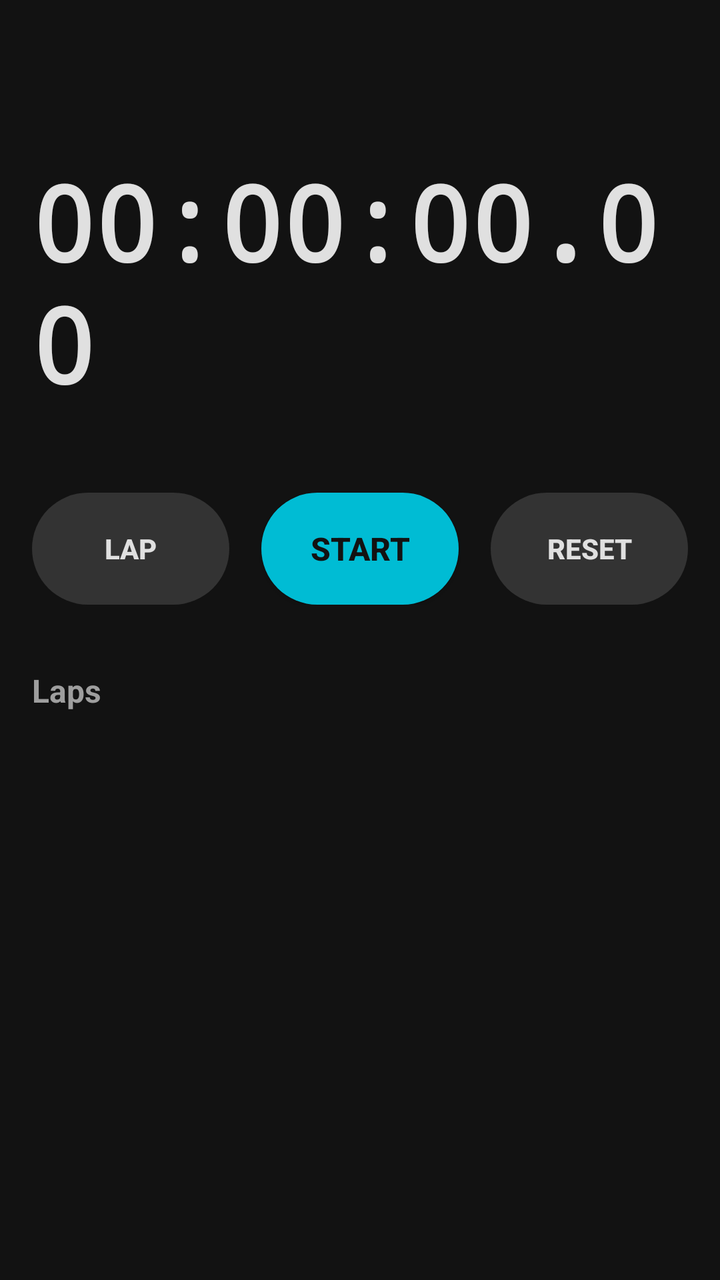
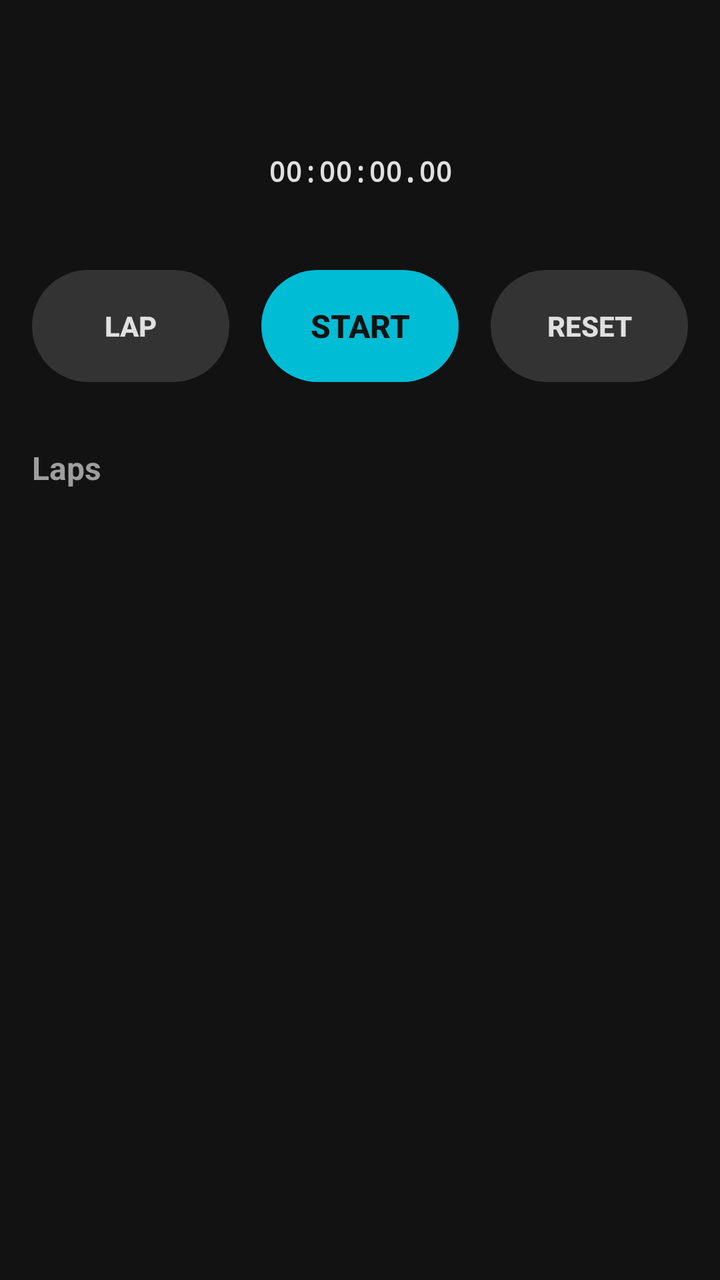

Compare the two renders of this Android layout. The source of the first and the diff that turns it into the second are given below.
<!-- AndroidManifest.xml: application theme Theme.StopWatch -->
<!-- res/layout/fragment_stopwatch.xml -->
<?xml version="1.0" encoding="utf-8"?>
<androidx.constraintlayout.widget.ConstraintLayout xmlns:android="http://schemas.android.com/apk/res/android"
    xmlns:app="http://schemas.android.com/apk/res-auto"
    android:layout_width="match_parent"
    android:layout_height="match_parent"
    android:background="@color/background_dark"
    android:padding="16dp">

    
    <TextView
        android:id="@+id/tv_stopwatch_time"
        android:layout_width="wrap_content"
        android:layout_height="wrap_content"
        android:layout_marginTop="60dp"
        android:fontFamily="monospace"
        android:text="00:00:00.00"
        android:textColor="@color/text_primary"
        android:textSize="52sp"
        android:textStyle="bold"
        app:layout_constraintEnd_toEndOf="parent"
        app:layout_constraintStart_toStartOf="parent"
        app:layout_constraintTop_toTopOf="parent" />

    
    <LinearLayout
        android:id="@+id/ll_buttons"
        android:layout_width="0dp"
        android:layout_height="wrap_content"
        android:layout_marginTop="40dp"
        android:gravity="center"
        android:orientation="horizontal"
        app:layout_constraintEnd_toEndOf="parent"
        app:layout_constraintStart_toStartOf="parent"
        app:layout_constraintTop_toBottomOf="@id/tv_stopwatch_time">

        <Button
            android:id="@+id/btn_lap"
            style="@style/StopWatchButton"
            android:layout_width="0dp"
            android:layout_height="56dp"
            android:layout_marginEnd="8dp"
            android:layout_weight="1"
            android:enabled="false"
            android:text="Lap" />

        <Button
            android:id="@+id/btn_start"
            style="@style/StopWatchButtonPrimary"
            android:layout_width="0dp"
            android:layout_height="56dp"
            android:layout_marginStart="8dp"
            android:layout_marginEnd="8dp"
            android:layout_weight="1"
            android:text="Start" />

        <Button
            android:id="@+id/btn_reset"
            style="@style/StopWatchButton"
            android:layout_width="0dp"
            android:layout_height="56dp"
            android:layout_marginStart="8dp"
            android:layout_weight="1"
            android:enabled="false"
            android:text="Reset" />

    </LinearLayout>

    
    <TextView
        android:id="@+id/tv_laps_label"
        android:layout_width="wrap_content"
        android:layout_height="wrap_content"
        android:layout_marginTop="32dp"
        android:text="Laps"
        android:textColor="@color/text_secondary"
        android:textSize="16sp"
        android:textStyle="bold"
        app:layout_constraintStart_toStartOf="parent"
        app:layout_constraintTop_toBottomOf="@id/ll_buttons"
        app:layout_goneMarginTop="32dp" />

    
    <androidx.recyclerview.widget.RecyclerView
        android:id="@+id/rv_laps"
        android:layout_width="0dp"
        android:layout_height="0dp"
        android:layout_marginTop="8dp"
        android:clipToPadding="false"
        android:paddingBottom="8dp"
        app:layout_constraintBottom_toBottomOf="parent"
        app:layout_constraintEnd_toEndOf="parent"
        app:layout_constraintStart_toStartOf="parent"
        app:layout_constraintTop_toBottomOf="@id/tv_laps_label" />

</androidx.constraintlayout.widget.ConstraintLayout>
<!-- resources referenced by this layout -->
<resources>
  <color name="background_dark">#FF121212</color>
  <color name="text_primary">#FFE0E0E0</color>
  <color name="text_secondary">#FF9E9E9E</color>
  <style name="StopWatchButton" parent="Widget.AppCompat.Button">
          <item name="android:background">@drawable/button_secondary_bg</item>
          <item name="android:textColor">@color/button_secondary_text</item>
          <item name="android:textSize">14sp</item>
          <item name="android:textStyle">bold</item>
          <item name="android:fontFamily">sans-serif-medium</item>
          <item name="android:elevation">1dp</item>
      </style>
  <style name="StopWatchButtonPrimary" parent="Widget.AppCompat.Button">
          <item name="android:background">@drawable/button_primary_bg</item>
          <item name="android:textColor">@color/button_primary_text</item>
          <item name="android:textSize">16sp</item>
          <item name="android:textStyle">bold</item>
          <item name="android:fontFamily">sans-serif-medium</item>
          <item name="android:elevation">2dp</item>
      </style>
  <!-- drawable button_secondary_bg (drawable) -->
  <?xml version="1.0" encoding="utf-8"?>
  <shape xmlns:android="http://schemas.android.com/apk/res/android"
      android:shape="rectangle">
      <solid android:color="@color/button_secondary" />
      <corners android:radius="28dp" />
      <padding
          android:bottom="8dp"
          android:left="16dp"
          android:right="16dp"
          android:top="8dp" />
  </shape>
  <color name="button_secondary_text">#FFE0E0E0</color>
  <!-- drawable button_primary_bg (drawable) -->
  <?xml version="1.0" encoding="utf-8"?>
  <shape xmlns:android="http://schemas.android.com/apk/res/android"
      android:shape="rectangle">
      <solid android:color="@color/button_primary" />
      <corners android:radius="28dp" />
      <padding
          android:bottom="8dp"
          android:left="16dp"
          android:right="16dp"
          android:top="8dp" />
  </shape>
  <color name="button_primary_text">#FF121212</color>
  <color name="accent_cyan">#FF00BCD4</color>
  <color name="accent_cyan_dark">#FF008494</color>
  <style name="StopWatchEditText" parent="Widget.AppCompat.EditText">
          <item name="android:textColor">@color/text_primary</item>
          <item name="android:textColorHint">@color/text_disabled</item>
          <item name="android:background">@drawable/edit_text_background</item>
      </style>
  <style name="StopWatchSeekBar" parent="Widget.AppCompat.SeekBar">
          <item name="android:progressTint">@color/accent_cyan</item>
          <item name="android:thumbTint">@color/accent_cyan</item>
      </style>
  <style name="StopWatchSwitch" parent="Widget.AppCompat.CompoundButton.Switch">
          <item name="android:thumbTint">@color/accent_cyan</item>
          <item name="android:trackTint">@color/text_secondary</item>
      </style>
  <color name="button_secondary">#FF333333</color>
  <color name="button_primary">#FF00BCD4</color>
  <color name="text_disabled">#FF616161</color>
  <!-- drawable edit_text_background (drawable) -->
  <?xml version="1.0" encoding="utf-8"?>
  <shape xmlns:android="http://schemas.android.com/apk/res/android"
      android:shape="rectangle">
      <solid android:color="@color/surface_raised" />
      <corners android:radius="8dp" />
      <stroke
          android:width="1dp"
          android:color="@color/text_disabled" />
      <padding
          android:bottom="8dp"
          android:left="12dp"
          android:right="12dp"
          android:top="8dp" />
  </shape>
  <color name="surface_dark">#FF1E1E1E</color>
  <style name="StopWatchButton_Dialog" parent="Widget.AppCompat.Button.ButtonBar.AlertDialog">
          <item name="android:textColor">@color/accent_cyan</item>
          <item name="android:textSize">14sp</item>
          <item name="android:textStyle">bold</item>
      </style>
  <color name="surface_raised">#FF333333</color>
  <!-- unchanged entries left out for length: 2 -->
</resources>

<!-- the commit's change to res/layout/fragment_stopwatch.xml (unified diff, before → after) -->
@@ -9,14 +9,21 @@
     
     <TextView
         android:id="@+id/tv_stopwatch_time"
-        android:layout_width="wrap_content"
+        android:layout_width="match_parent"
         android:layout_height="wrap_content"
+        android:layout_marginStart="8dp"
         android:layout_marginTop="60dp"
+        android:layout_marginEnd="8dp"
         android:fontFamily="monospace"
+        android:gravity="center"
+        android:maxLines="1"
         android:text="00:00:00.00"
         android:textColor="@color/text_primary"
-        android:textSize="52sp"
         android:textStyle="bold"
+        app:autoSizeMaxTextSize="52sp"
+        app:autoSizeMinTextSize="24sp"
+        app:autoSizeStepGranularity="1sp"
+        app:autoSizeTextType="uniform"
         app:layout_constraintEnd_toEndOf="parent"
         app:layout_constraintStart_toStartOf="parent"
         app:layout_constraintTop_toTopOf="parent" />
